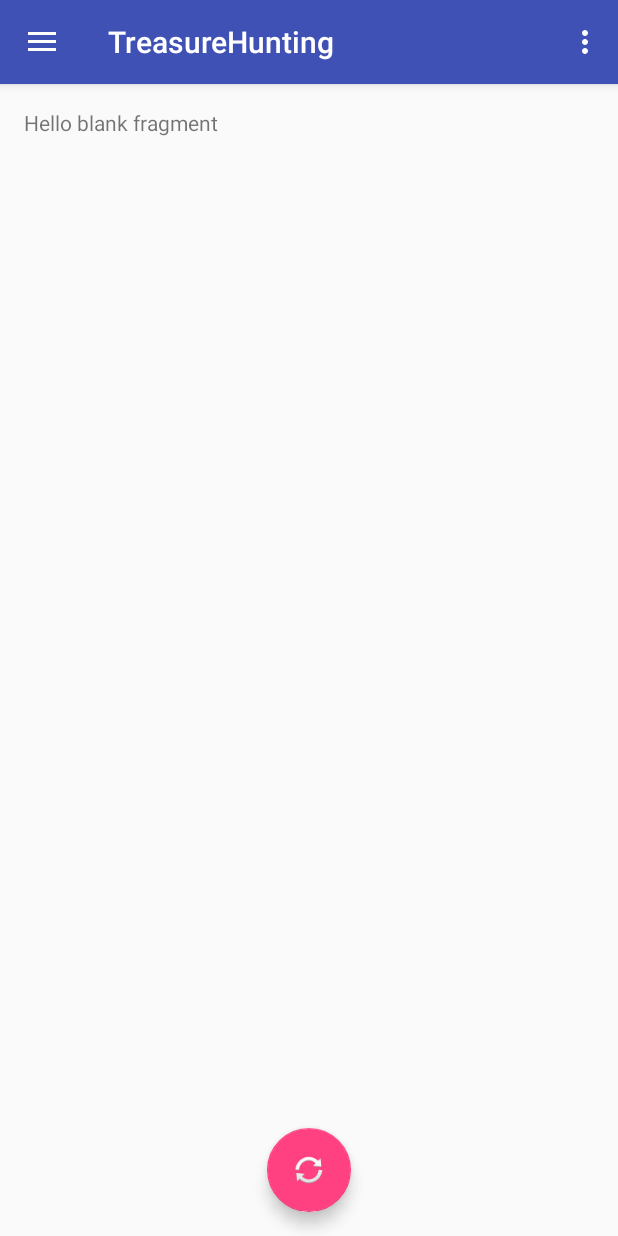
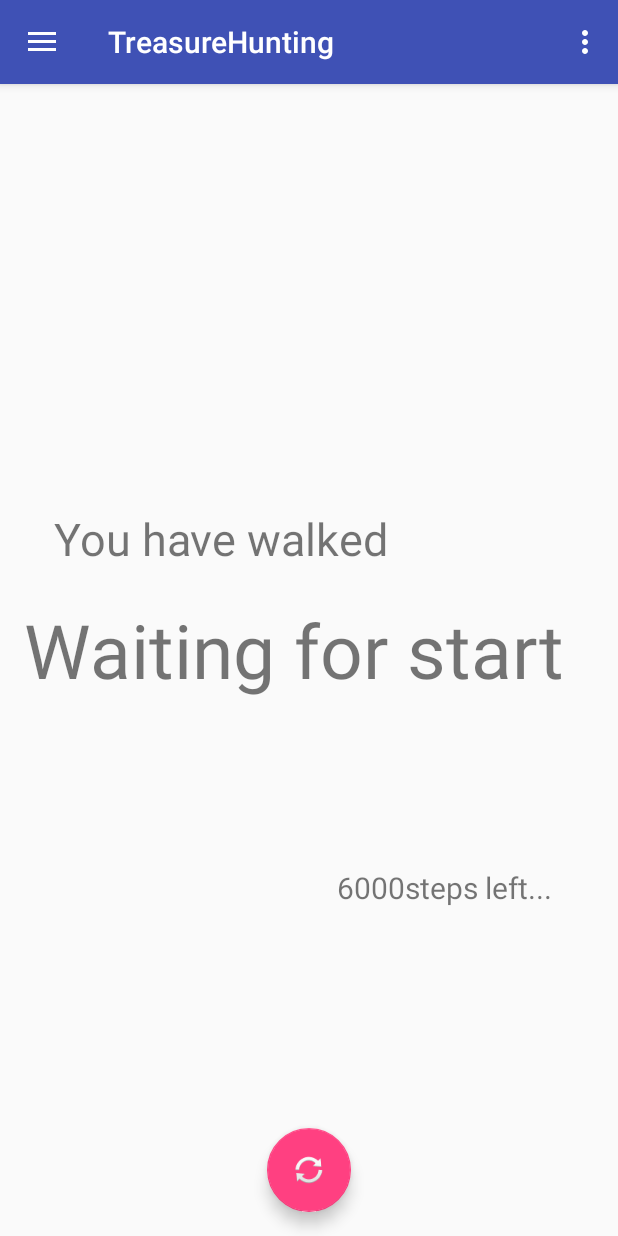
Before and after one commit to lmtc668800/TreasureHunting, an Android app: the screen it shows after launch (MainActivity), in the side drawer, after a tap on "Information", on a phone screen of 412 x 824 dp. Run offline under Robolectric (Android 15) with nearby library versions, the phone set to English and light mode, and no system bars.

Commit message:
add simple step counter

```diff
--- a/app/src/main/java/com/examplexample/treasurehunting/BlankFragment.java
+++ b/app/src/main/java/com/examplexample/treasurehunting/BlankFragment.java
@@ -1,29 +1,100 @@
 package com.examplexample.treasurehunting;
 
 
+import android.hardware.Sensor;
+import android.hardware.SensorEvent;
+import android.hardware.SensorEventListener;
+import android.hardware.SensorManager;
+import android.content.Context;
 import android.os.Bundle;
 import android.support.v4.app.Fragment;
+import android.util.Log;
 import android.view.LayoutInflater;
 import android.view.View;
 import android.view.ViewGroup;
+import android.widget.TextView;
 
 
 /**
  * A simple {@link Fragment} subclass.
  */
-public class BlankFragment extends Fragment {
+public class BlankFragment extends Fragment implements SensorEventListener {
 
+    private SensorManager mSensorManager;
+    private Sensor mStepDetectorSensor;
+    private Sensor mStepCounterSensor;
 
     public BlankFragment() {
         // Required empty public constructor
+
     }
 
 
     @Override
     public View onCreateView(LayoutInflater inflater, ViewGroup container,
                              Bundle savedInstanceState) {
-        // Inflate the layout for this fragment
-        return inflater.inflate(R.layout.fragment_blank, container, false);
+        //センサーマネージャを取得
+
+        View view = inflater.inflate(R.layout.fragment_blank, container, false);
+
+        mSensorManager = (SensorManager) getActivity().getSystemService(Context.SENSOR_SERVICE);
+
+        //センサマネージャから TYPE_STEP_DETECTOR についての情報を取得する
+        mStepDetectorSensor = mSensorManager.getDefaultSensor(Sensor.TYPE_STEP_DETECTOR);
+
+        //センサマネージャから TYPE_STEP_COUNTER についての情報を取得する
+        mStepCounterSensor = mSensorManager.getDefaultSensor(Sensor.TYPE_STEP_COUNTER);
+        return view;
+    }
+
+    @Override
+    public void onViewCreated(View view, Bundle savedInstanceState) {
+        super.onViewCreated(view, savedInstanceState);
+        TextView stepcount = (TextView) view.findViewById(R.id.stepcount);
+        stepcount.setText("Waiting for start");
+    }
+
+    @Override
+    public void onAccuracyChanged(Sensor sensor, int accuracy) {
+        // accuracy に変更があった時の処理
+    }
+
+    @Override
+    public void onSensorChanged(SensorEvent event) {
+
+        Sensor sensor = event.sensor;
+        float[] values = event.values;
+        long timestamp = event.timestamp;
+        //TYPE_STEP_COUNTER
+        if (sensor.getType() == Sensor.TYPE_STEP_COUNTER) {
+            // sensor からの値を取得するなどの処理を行う
+            TextView stepcount=(TextView) getView().findViewById(R.id.stepcount);
+            TextView stepleft=(TextView) getView().findViewById(R.id.stepleft);
+            stepcount.setText((int)values[0]+ " steps");
+            int leftstep = 6000 -(int)values[0];
+            stepleft.setText(leftstep + "steps left...");
+//            Log.d("type_step_counter", String.valueOf(values[0]));
+        }
+
+
+    }
+    @Override
+    public void onResume() {
+        super.onResume();
+        mSensorManager.registerListener (this,
+                mStepCounterSensor,
+                SensorManager.SENSOR_DELAY_NORMAL);
+
+        mSensorManager.registerListener(this,
+                mStepDetectorSensor,
+                SensorManager.SENSOR_DELAY_NORMAL);
+    }
+
+    @Override
+    public void onPause() {
+        super.onPause();
+        mSensorManager.unregisterListener(this, mStepCounterSensor);
+        mSensorManager.unregisterListener(this,mStepDetectorSensor);
     }
 
 }
--- a/app/src/main/res/layout/fragment_blank.xml
+++ b/app/src/main/res/layout/fragment_blank.xml
@@ -1,13 +1,32 @@
 <FrameLayout xmlns:android="http://schemas.android.com/apk/res/android"
     xmlns:tools="http://schemas.android.com/tools"
-    android:layout_width="match_parent"
+    android:layout_width="wrap_content"
     android:layout_height="match_parent"
     tools:context=".BlankFragment">
 
     <!-- TODO: Update blank fragment layout -->
     <TextView
-        android:layout_width="match_parent"
-        android:layout_height="match_parent"
-        android:text="@string/hello_blank_fragment" />
+        android:layout_width="wrap_content"
+        android:layout_height="81dp"
+        android:id="@+id/stepcount"
+        android:text="0Steps"
+        android:layout_gravity="center"
+        android:textSize="50dp" />
+
+    <TextView
+        android:layout_width="319dp"
+        android:layout_height="202dp"
+        android:text="You have walked"
+        android:id="@+id/textView1"
+        android:layout_gravity="center"
+        android:textSize="30dp" />
+
+    <TextView
+        android:layout_width="151dp"
+        android:layout_height="230dp"
+        android:text="6000steps left..."
+        android:id="@+id/stepleft"
+        android:layout_gravity="right|bottom"
+        android:textSize="20dp" />
 
 </FrameLayout>
```
